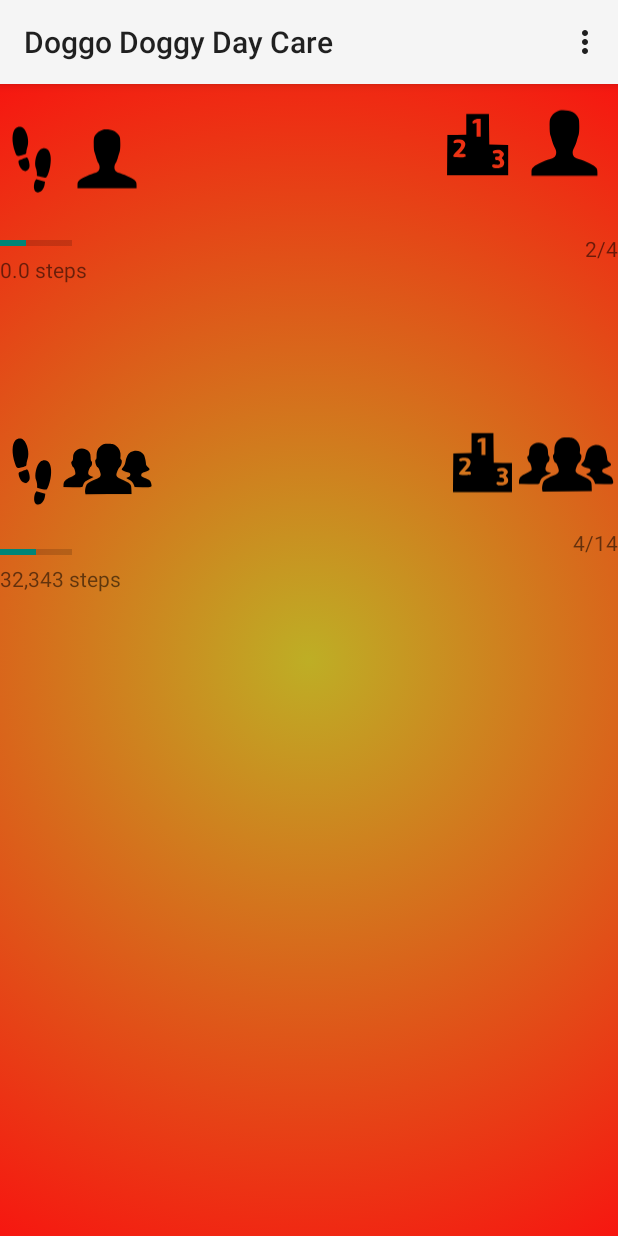
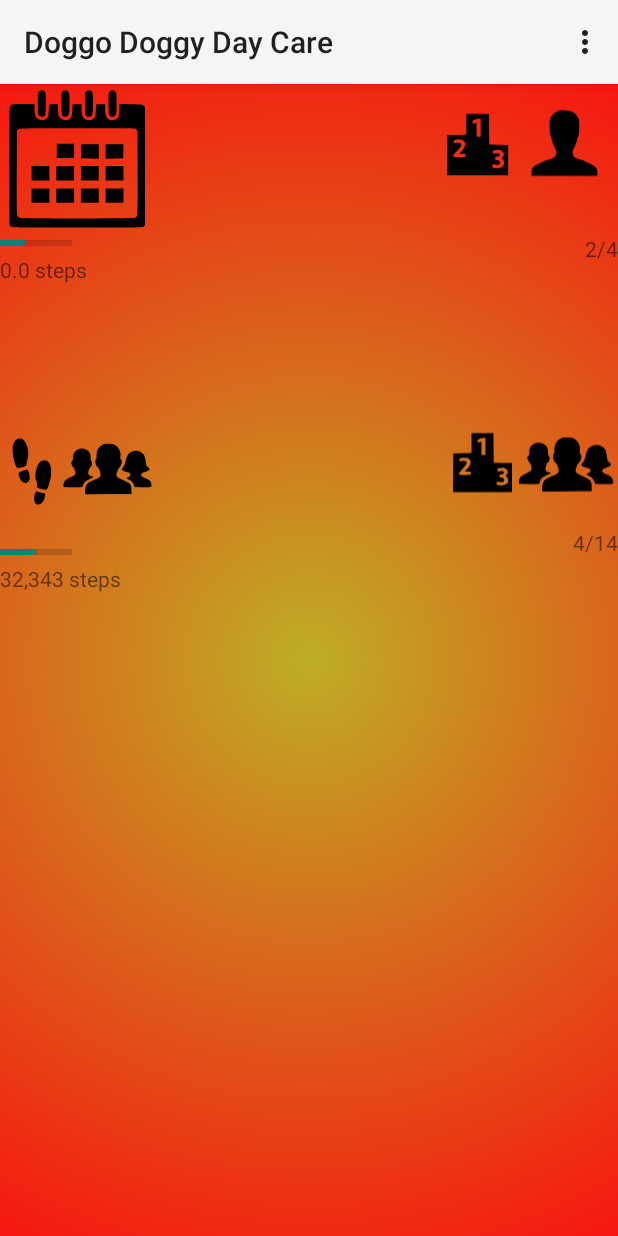
Before and after one commit to Meghankh/DoggoDaycare, an Android app: the HomeScreenFragment screen opened directly, with no data from a screen before it, on a phone screen of 412 x 824 dp. Run offline under Robolectric (Android 15) with nearby library versions, the phone set to English and light mode, and no system bars; 1 statement that could not run was skipped.

Commit message:
added calendar icon

```diff
--- /dev/null
+++ b/app/src/main/res/drawable/ic_calendaricon.xml
@@ -0,0 +1,35 @@
+<vector android:height="24dp" android:viewportHeight="256.0"
+    android:viewportWidth="256.0" android:width="24dp" xmlns:android="http://schemas.android.com/apk/res/android">
+    <path android:fillColor="#000000"
+        android:pathData="M61,13c-1.9,1.9 -2,3.3 -2,21 0,17.7 0.1,19.1 2,21 2.3,2.3 6.8,2.6 9.6,0.6 1.7,-1.3 1.9,-3 2.2,-20.3 0.3,-18 0.2,-19 -1.8,-21.6 -2.6,-3.3 -7.1,-3.6 -10,-0.7z" android:strokeColor="#00000000"/>
+    <path android:fillColor="#000000"
+        android:pathData="M102,13c-1.9,1.9 -2,3.3 -2,20.8 0,21.2 0.5,23.2 6.3,23.2 7,0 7.7,-2.3 7.7,-23.3 0,-16.1 -0.2,-17.6 -2.1,-20.1 -2.5,-3.2 -7,-3.5 -9.9,-0.6z" android:strokeColor="#00000000"/>
+    <path android:fillColor="#000000"
+        android:pathData="M143,13c-1.9,1.9 -2,3.3 -2,20.8 0,21.2 0.5,23.2 6.3,23.2 7,0 7.7,-2.3 7.7,-23.3 0,-16.1 -0.2,-17.6 -2.1,-20.1 -2.5,-3.2 -7,-3.5 -9.9,-0.6z" android:strokeColor="#00000000"/>
+    <path android:fillColor="#000000"
+        android:pathData="M184,13c-1.9,1.9 -2,3.3 -2,20.8 0,21.3 0.5,23.2 6.5,23.2 2.4,0 3.9,-0.7 5.4,-2.6 1.9,-2.5 2.1,-4 2.1,-20.4 0,-16.4 -0.2,-17.9 -2.1,-20.4 -2.5,-3.2 -7,-3.5 -9.9,-0.6z" android:strokeColor="#00000000"/>
+    <path android:fillColor="#000000"
+        android:pathData="M14,36.3c-5.2,2.6 -5,-1.1 -4.7,108l0.2,101.9 2.4,1.9c2.3,1.8 5.6,1.9 115.6,1.9 110,0 113.3,-0.1 115.6,-1.9l2.4,-1.9 0,-103.1 0,-103 -2.3,-2.3c-2.2,-2.2 -3,-2.3 -22.2,-2.6l-20,-0.3 0,9.6c0,13.9 -3.2,18.5 -12.8,18.5 -8.3,0 -12.2,-6.2 -12.2,-19.5l0,-8.6 -7.7,0.3 -7.8,0.3 -0.5,10c-0.3,5.5 -1.1,11 -1.8,12.2 -2,3.6 -6.9,5.6 -11.9,5 -8.2,-0.9 -11.3,-6.1 -11.3,-19.2l0,-8.6 -7.7,0.3 -7.8,0.3 -0.5,10c-0.3,5.5 -1.1,11 -1.8,12.2 -2.9,5.2 -11.3,6.8 -17,3.3 -4.6,-2.8 -6.2,-7.3 -6.2,-17.5l0,-8.6 -7.7,0.3 -7.8,0.3 -0.5,10c-0.3,5.5 -1.1,11 -1.8,12.2 -3,5.4 -11.6,6.8 -17.3,3 -4.4,-2.9 -5.8,-7.1 -5.8,-17.5l-0.1,-8.2 -18.2,0c-12.7,0 -19.1,0.4 -20.8,1.3zM230.1,78.9l2.4,1.9 0.3,72.9c0.2,50.7 -0.1,73.6 -0.8,75.4 -0.6,1.5 -2.3,3.1 -3.6,3.8 -3.5,1.6 -198.3,1.6 -201.8,0 -1.3,-0.7 -3,-2.3 -3.6,-3.8 -0.7,-1.8 -1,-24.7 -0.8,-75.4l0.3,-72.9 2.4,-1.9c2.2,-1.8 5.4,-1.9 102.6,-1.9 97.2,0 100.4,0.1 102.6,1.9z" android:strokeColor="#00000000"/>
+    <path android:fillColor="#000000"
+        android:pathData="M92,116.5l0,12.5 15,0 15,0 0,-12.5 0,-12.5 -15,0 -15,0 0,12.5z" android:strokeColor="#00000000"/>
+    <path android:fillColor="#000000"
+        android:pathData="M134.2,117.2l0.3,12.3 15.3,0.3 15.2,0.3 0,-12.6 0,-12.5 -15.5,0 -15.6,0 0.3,12.2z" android:strokeColor="#00000000"/>
+    <path android:fillColor="#000000"
+        android:pathData="M177,117.5l0,12.6 15.3,-0.3 15.2,-0.3 0.3,-12.3 0.3,-12.2 -15.6,0 -15.5,0 0,12.5z" android:strokeColor="#00000000"/>
+    <path android:fillColor="#000000"
+        android:pathData="M48,155.5l0,12.5 15.5,0 15.5,0 0,-12.5 0,-12.5 -15.5,0 -15.5,0 0,12.5z" android:strokeColor="#00000000"/>
+    <path android:fillColor="#000000"
+        android:pathData="M91,155.5l0,12.5 15.5,0 15.5,0 0,-12.5 0,-12.5 -15.5,0 -15.5,0 0,12.5z" android:strokeColor="#00000000"/>
+    <path android:fillColor="#000000"
+        android:pathData="M134,155.5l0,12.5 15.5,0 15.5,0 0,-12.5 0,-12.5 -15.5,0 -15.5,0 0,12.5z" android:strokeColor="#00000000"/>
+    <path android:fillColor="#000000"
+        android:pathData="M177,155.5l0,12.5 15.5,0 15.5,0 0,-12.5 0,-12.5 -15.5,0 -15.5,0 0,12.5z" android:strokeColor="#00000000"/>
+    <path android:fillColor="#000000"
+        android:pathData="M48,194.5l0,12.5 15.5,0 15.5,0 0,-12.5 0,-12.5 -15.5,0 -15.5,0 0,12.5z" android:strokeColor="#00000000"/>
+    <path android:fillColor="#000000"
+        android:pathData="M91,194.5l0,12.5 15.5,0 15.5,0 0,-12.5 0,-12.5 -15.5,0 -15.5,0 0,12.5z" android:strokeColor="#00000000"/>
+    <path android:fillColor="#000000"
+        android:pathData="M134,194.5l0,12.5 15.5,0 15.5,0 0,-12.5 0,-12.5 -15.5,0 -15.5,0 0,12.5z" android:strokeColor="#00000000"/>
+    <path android:fillColor="#000000"
+        android:pathData="M177,194.5l0,12.5 15.5,0 15.5,0 0,-12.5 0,-12.5 -15.5,0 -15.5,0 0,12.5z" android:strokeColor="#00000000"/>
+</vector>
--- a/app/src/main/res/layout/fragment_home.xml
+++ b/app/src/main/res/layout/fragment_home.xml
@@ -10,7 +10,7 @@
     <android.support.v7.widget.AppCompatImageView
         android:layout_width="103dp"
         android:layout_height="98dp"
-        app:srcCompat="@drawable/ic_my_steps"
+        app:srcCompat="@drawable/ic_calendaricon"
         android:id="@+id/myStepsFragment"
         app:layout_constraintTop_toTopOf="parent"
         app:layout_constraintLeft_toLeftOf="parent" />
```
